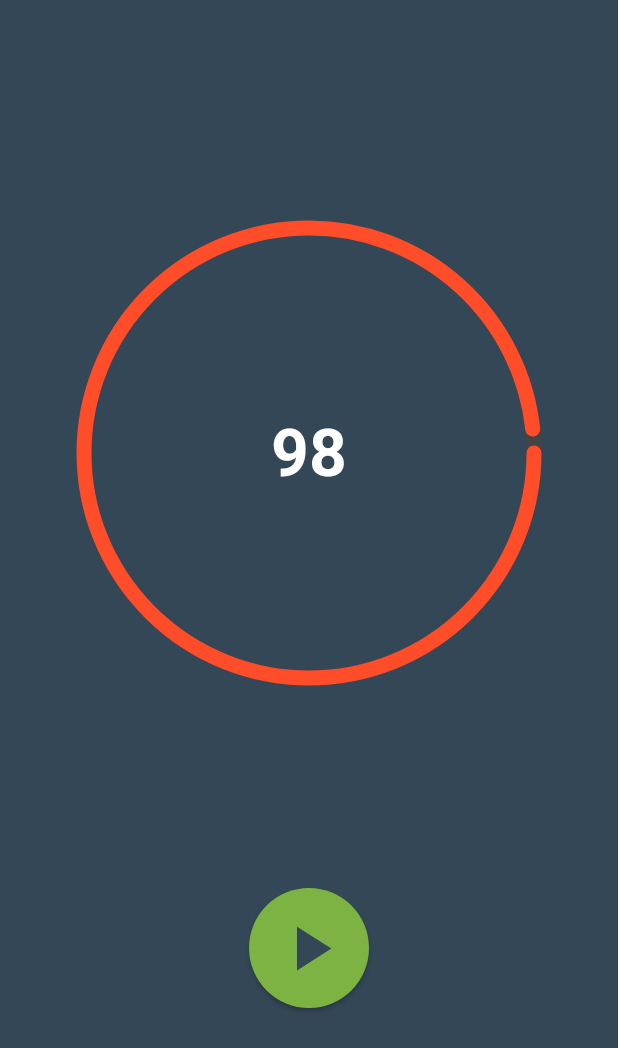
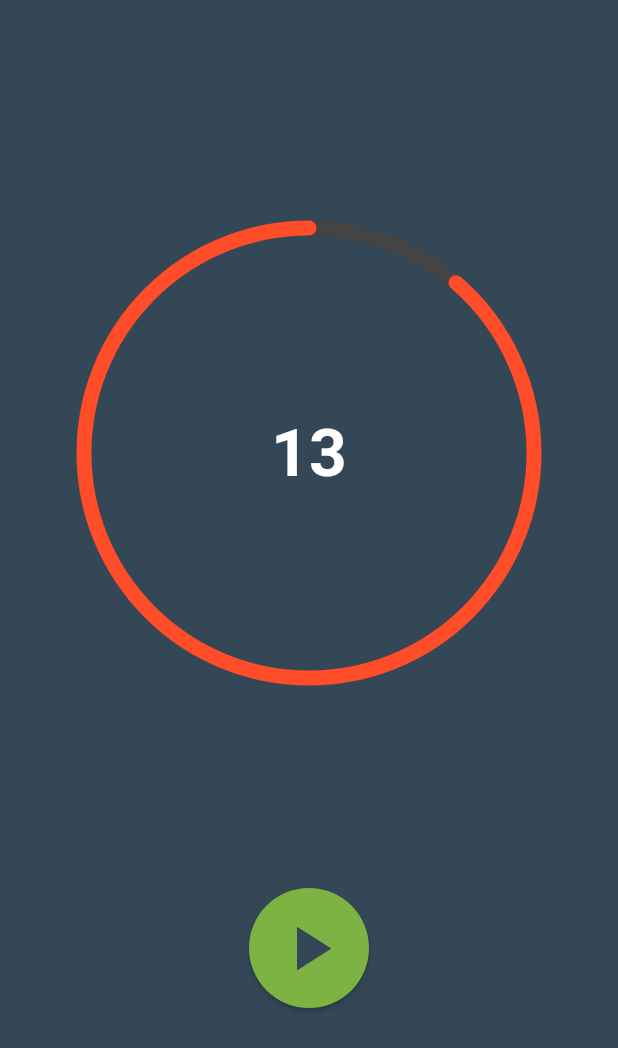
Before and after one commit to GDGCVITBHOPAL/Timer, an Android app built with Jetpack Compose: the screen it shows after launch (MainActivity), after a tap on "Pause", on a phone screen of 412 x 824 dp. Shown: the top 1048 px of the screen. Run offline under Robolectric (Android 15) with nearby library versions, the phone set to English and light mode, and no system bars; 1 other tap on this screen came first.

Commit message:
Ring UI fixed

```diff
--- a/app/src/main/java/com/example/timer/MainActivity.kt
+++ b/app/src/main/java/com/example/timer/MainActivity.kt
@@ -1,6 +1,8 @@
 package com.example.timer
 
 import android.os.Bundle
+import android.util.Log
+import android.util.Log.ASSERT
 import androidx.activity.ComponentActivity
 import androidx.activity.compose.setContent
 import androidx.compose.animation.animateColor
@@ -11,6 +13,7 @@ import androidx.compose.foundation.Canvas
 import androidx.compose.foundation.layout.*
 import androidx.compose.foundation.shape.CircleShape
 import androidx.compose.foundation.shape.RoundedCornerShape
+import androidx.compose.foundation.text.ClickableText
 import androidx.compose.material.*
 import androidx.compose.material.icons.Icons
 import androidx.compose.material.icons.filled.Pause
@@ -26,6 +29,8 @@ import androidx.compose.ui.graphics.RectangleShape
 import androidx.compose.ui.graphics.StrokeCap
 import androidx.compose.ui.graphics.drawscope.Stroke
 import androidx.compose.ui.layout.onSizeChanged
+import androidx.compose.ui.text.AnnotatedString
+import androidx.compose.ui.text.TextStyle
 import androidx.compose.ui.text.font.FontWeight
 import androidx.compose.ui.tooling.preview.Preview
 import androidx.compose.ui.unit.Dp
@@ -38,7 +43,7 @@ import com.example.timer.ui.theme.ring1
 import com.example.timer.ui.theme.yellow
 import kotlinx.coroutines.delay
 
-
+private const val Tag = "Main Activity"
 class MainActivity : ComponentActivity() {
     override fun onCreate(savedInstanceState: Bundle?) {
         super.onCreate(savedInstanceState)
@@ -92,6 +97,7 @@ fun Timer(
     val buttonColor by buttonTransition.animateColor(label = "Button Color") { state ->
         when(state){
             ButtonState.Pause -> yellow
+            ButtonState.Restart -> green
             else -> green
         }
     }
@@ -126,18 +132,21 @@ fun Timer(
                 )
                 drawArc(
                     color = activeBarColor,
-                    startAngle = 360f,
-                    sweepAngle = 360f * value,
+                    startAngle = -90f,
+                    sweepAngle = -360f * value,
                     useCenter = false,
                     size = Size(size.width.toFloat(), size.height.toFloat()),
                     style = Stroke(strokeWidth.toPx(), cap = StrokeCap.Round)
                 )
             }
-            Text(
-                text = (currentTime / 1000L).toString(),
-                fontSize = 44.sp,
-                fontWeight = FontWeight.Bold,
-                color = Color.White
+            ClickableText(
+                text = AnnotatedString((currentTime / 1000L).toString()),
+                onClick = { Log.wtf(Tag, "input") },
+                style = TextStyle(
+                    fontSize = 44.sp,
+                    fontWeight = FontWeight.Bold,
+                    color = Color.White
+                )
             )
         }
         Spacer(modifier = Modifier.height(140.dp))
@@ -153,8 +162,7 @@ fun Timer(
                     isTimerRunning = !isTimerRunning
                 }
                 activeButton = if (isTimerRunning && currentTime > 0L) ButtonState.Pause
-                else if (!isTimerRunning && currentTime >= 0L) ButtonState.Play
-                else ButtonState.Restart
+                else ButtonState.Play
             },
             contentPadding = PaddingValues(0.dp),
 
@@ -174,9 +182,7 @@ fun Timer(
                 else Icons.Filled.Refresh
             )
         }
-
     }
-
 }
 
 @Composable
@@ -189,7 +195,7 @@ fun Main_Content() {
             contentAlignment = Alignment.Center
         ) {
             Timer(
-                totalTime = 100L * 1000L,
+                totalTime = 15L * 1000L,
                 inactiveBarColor = Color.DarkGray,
                 activeBarColor = ring1,
                 modifier = Modifier.size(300.dp),
```
